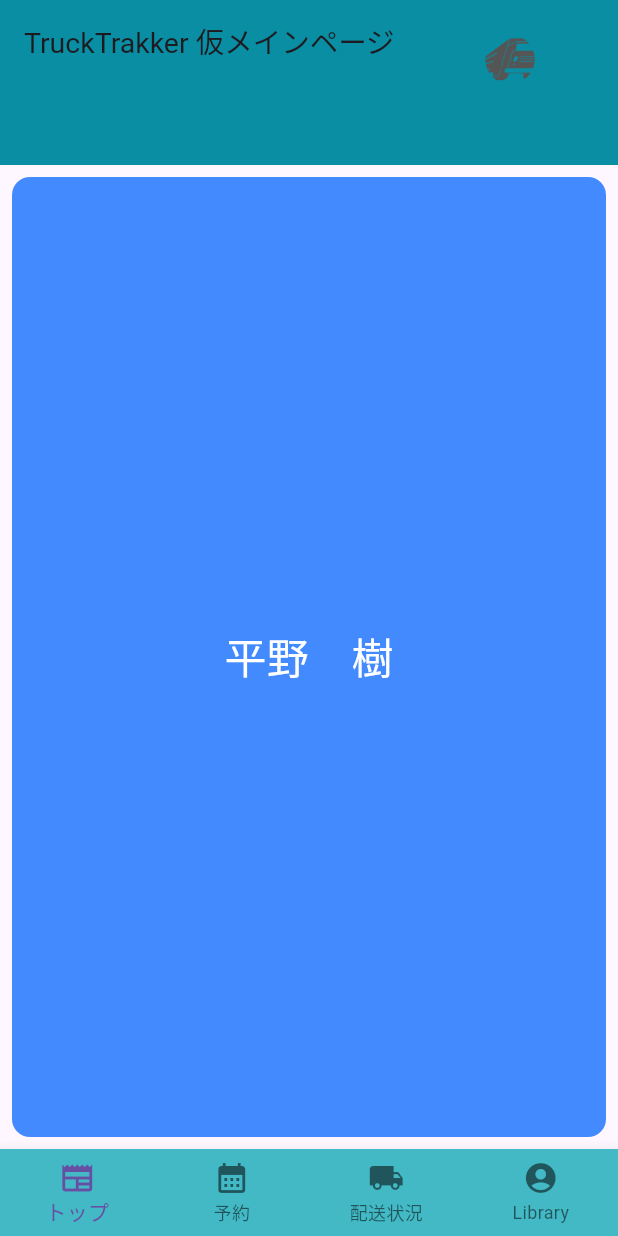
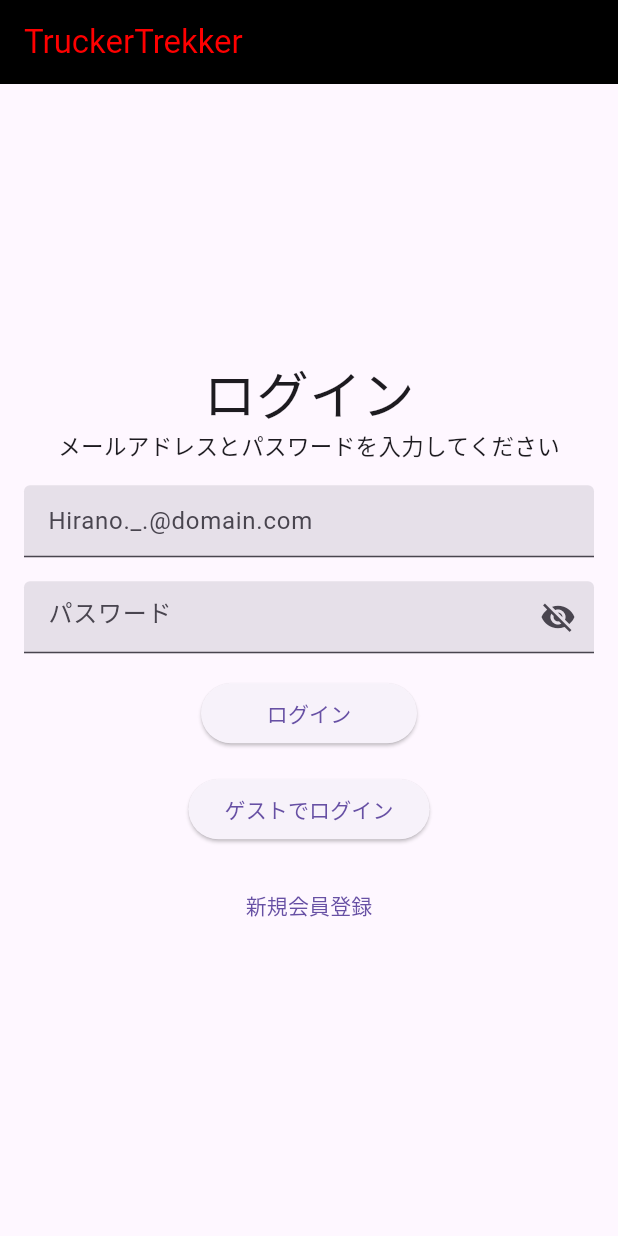
Before and after one commit to IH41jp-ac-hal/TTT, a Flutter app: the screen it shows after launch, on a phone screen of 412 x 824 dp. Run offline on Flutter 3.47's test engine with Material 3 defaults, Android fonts, the phone set to English and light mode, and no system bars.

Commit message:
ログイン画面作成

```diff
--- a/lib/screens/HomePage.dart
+++ b/lib/screens/HomePage.dart
@@ -1,6 +1,8 @@
 import 'dart:async';
-
 import 'package:flutter/material.dart';
+import 'package:trukkertrakker/screens/Information.dart';
+import 'package:trukkertrakker/screens/Reservation.dart';
+import 'package:trukkertrakker/screens/acount.dart';
 import 'package:trukkertrakker/src/app.dart';
 
 void main() => runApp(MyApp());
@@ -20,9 +22,9 @@ class HomePageScreen extends StatelessWidget {
   @override
   Widget build(BuildContext context) {
     List<String> valuesData = [
-      'hogehoegさん走行中。現在の走行状態を確認できる',
-      '平野さぼり',
-      '平野　樹',
+      '予約画面',
+      '配送状況',
+      'アカウント情報',
     ];
 
     return Scaffold(
@@ -120,8 +122,25 @@ class _CardSliderState extends State<CardSlider> {
       itemBuilder: (context, index) {
         return Padding(
           padding: const EdgeInsets.all(8.0),
+          child: GestureDetector(
+            onTap: () {
+              if (widget.cards[index] == '配送状況') {
+                Navigator.push(
+                  context,
+                  MaterialPageRoute(builder: (context) => InformationScreen()),
+                );
+              } else if (widget.cards[index] == '予約画面') {
+                Navigator.push(
+                  context,
+                  MaterialPageRoute(builder: (context) => ReservationScreen()),
+                );
+              } else if (widget.cards[index] == 'アカウント情報') {
+                Navigator.push(context,
+                    MaterialPageRoute(builder: (context) => accountScreen()));
+              }
+            },
             child: Container(
-            width: 300, // Adjust width as necessary
+              width: 300,
               decoration: BoxDecoration(
                 borderRadius: BorderRadius.circular(12.0),
                 color: Colors.blueAccent,
@@ -133,6 +152,7 @@ class _CardSliderState extends State<CardSlider> {
                 ),
               ),
             ),
+          ),
         );
       },
     );
--- a/lib/screens/acount.dart
+++ b/lib/screens/acount.dart
@@ -3,8 +3,8 @@ import 'package:trukkertrakker/src/app.dart';
 
 void main() => runApp(MyApp());
 
-class LibraryScreen extends StatelessWidget {
-  const LibraryScreen({Key? key}) : super(key: key);
+class accountScreen extends StatelessWidget {
+  const accountScreen({Key? key}) : super(key: key);
 
   @override
   Widget build(BuildContext context) {
--- a/lib/src/app.dart
+++ b/lib/src/app.dart
@@ -3,6 +3,8 @@ import 'package:trukkertrakker/screens/HomePage.dart';
 import 'package:trukkertrakker/screens/Reservation.dart';
 import 'package:trukkertrakker/screens/Information.dart';
 import 'package:trukkertrakker/screens/acount.dart';
+import 'package:trukkertrakker/user/Login.dart';
+import 'package:trukkertrakker/user/Sign.dart';
 
 class MyApp extends StatelessWidget {
   const MyApp({Key? key}) : super(key: key);
@@ -12,7 +14,7 @@ class MyApp extends StatelessWidget {
     return MaterialApp(
       title: 'TruckerTrekker',
       theme: ThemeData(primarySwatch: Colors.blue),
-      home: const MyStatefulWidget(),
+      home: LoginPage(),
     );
   }
 }
@@ -29,7 +31,7 @@ class _MyStatefulWidgetState extends State<MyStatefulWidget> {
     HomePageScreen(),
     ReservationScreen(),
     InformationScreen(),
-    acountScreen(),
+    accountScreen(),
   ];
 
   int _selectedIndex = 0;
--- /dev/null
+++ b/lib/user/Login.dart
@@ -0,0 +1,167 @@
+import 'package:flutter/material.dart';
+import 'package:trukkertrakker/src/app.dart';
+import 'Sign.dart';
+
+class LoginPage extends StatefulWidget {
+  @override
+  _LoginPageState createState() => _LoginPageState();
+}
+
+class _LoginPageState extends State<LoginPage> {
+  String? email;
+  String? password;
+  bool isVisible = false;
+
+  void toggleShowPassword() {
+    setState(() {
+      isVisible = !isVisible;
+    });
+  }
+
+  void setEmail(String email) {
+    this.email = email;
+  }
+
+  void setPassword(String password) {
+    this.password = password;
+  }
+
+  void _login() {
+    if (email != null && password != null) {
+      // Replace this with actual authentication logic
+      if (email == "user@example.com" && password == "password123") {
+        Navigator.pushReplacement(
+          context,
+          MaterialPageRoute(builder: (context) => MyStatefulWidget()),
+        );
+      } else {
+        // error message
+        ScaffoldMessenger.of(context).showSnackBar(
+          SnackBar(content: Text('無効なメールアドレスまたはパスワード')),
+        );
+      }
+    }
+  }
+
+  void _loginAsGuest() {
+    Navigator.pushReplacement(
+      context,
+      MaterialPageRoute(builder: (context) => MyStatefulWidget()),
+    );
+  }
+
+  void _navigateToSignup() {
+    Navigator.push(
+      context,
+      MaterialPageRoute(builder: (context) => SignUpPage()),
+    );
+  }
+
+  @override
+  Widget build(BuildContext context) {
+    return Scaffold(
+      appBar: AppBar(
+        title: Text(
+          'TruckerTrekker',
+          style: TextStyle(color: const Color.fromARGB(255, 255, 0, 0)),
+        ),
+        backgroundColor: Colors.black,
+      ),
+      body: Center(
+        child: Column(
+          mainAxisAlignment: MainAxisAlignment.center,
+          children: [
+            Text('ログイン', style: TextStyle(fontSize: 35)),
+            Text(
+              'メールアドレスとパスワードを入力してください',
+              style: TextStyle(fontSize: 15),
+            ),
+            Padding(
+                padding: const EdgeInsets.all(16.0),
+                child: Column(
+                  children: [
+                    TextFormField(
+                      autovalidateMode: AutovalidateMode.onUserInteraction,
+                      validator: ValidateText.email,
+                      decoration: const InputDecoration(
+                          filled: true, hintText: 'Hirano._.@domain.com'),
+                      onChanged: (text) {
+                        setEmail(text);
+                      },
+                    ),
+                    const SizedBox(
+                      height: 16,
+                    ),
+                    TextFormField(
+                      autovalidateMode: AutovalidateMode.onUserInteraction,
+                      validator: ValidateText.password,
+                      decoration: InputDecoration(
+                          suffixIcon: IconButton(
+                            icon: Icon(isVisible
+                                ? Icons.visibility
+                                : Icons.visibility_off),
+                            onPressed: () {
+                              toggleShowPassword();
+                            },
+                          ),
+                          filled: true,
+                          hintText: 'パスワード'),
+                      onChanged: (text) {
+                        setPassword(text);
+                      },
+                      obscureText: !isVisible,
+                    ),
+                    const SizedBox(
+                      height: 16,
+                    ),
+                    ElevatedButton(
+                      onPressed: _login,
+                      child: const Text('ログイン'),
+                      style: ElevatedButton.styleFrom(
+                        fixedSize: Size(144, double.infinity),
+                      ),
+                    ),
+                    const SizedBox(
+                      height: 16,
+                    ),
+                    ElevatedButton(
+                      onPressed: _loginAsGuest,
+                      child: const Text('ゲストでログイン'),
+                    ),
+                    const SizedBox(
+                      height: 16,
+                    ),
+                    TextButton(
+                      onPressed: _navigateToSignup,
+                      child: const Text('新規会員登録'),
+                    ),
+                  ],
+                )),
+          ],
+        ),
+      ),
+    );
+  }
+}
+
+class ValidateText {
+  static String? password(String? value) {
+    if (value != null) {
+      String pattern = r'^[a-zA-Z0-9]{6,}$';
+      RegExp regExp = RegExp(pattern);
+      if (!regExp.hasMatch(value)) {
+        return 'Please enter at least 6 alphanumeric characters';
+      }
+    }
+  }
+
+  static String? email(String? value) {
+    if (value != null) {
+      String pattern = r'^[0-9a-z_./?-]+@([0-9a-z-]+\.)+[0-9a-z-]+$';
+      RegExp regExp = RegExp(pattern);
+      if (!regExp.hasMatch(value)) {
+        return 'Please enter valid email address';
+      }
+    }
+  }
+}
```
Also changed, not shown: lib/user/Sign.dart (added, +124 -0 lines). Lines whose indentation alone changed are shown as unchanged.
